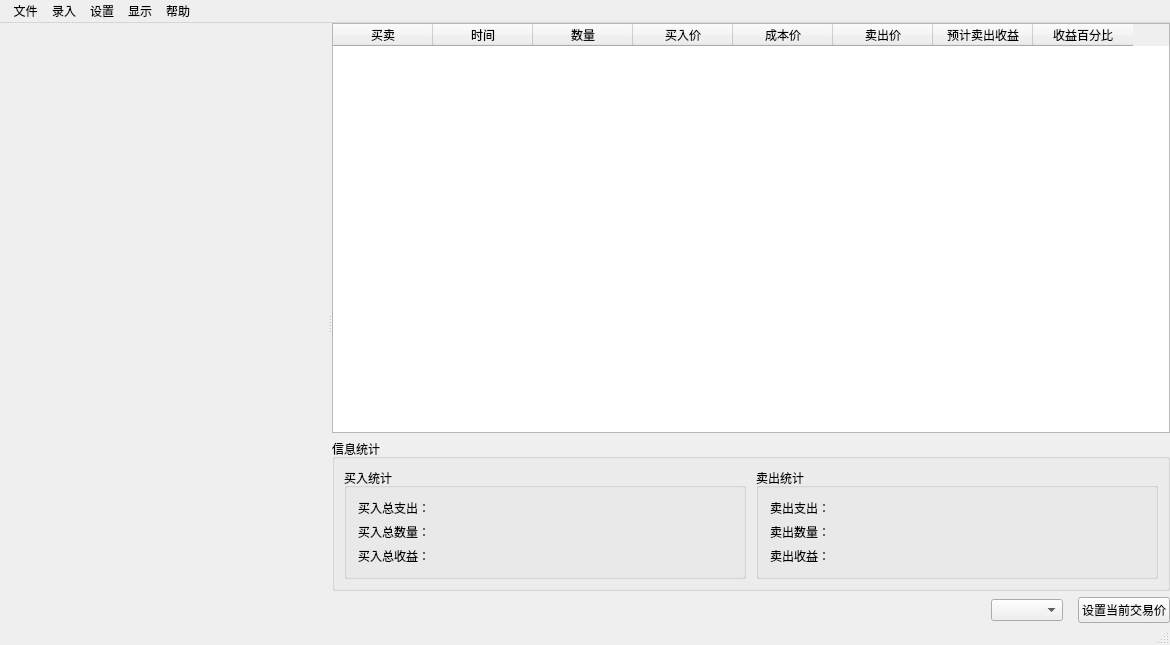
Above: UI/JKMainWin.ui from Mr-WangJin/StockTool before the change. Below: the same form after it.
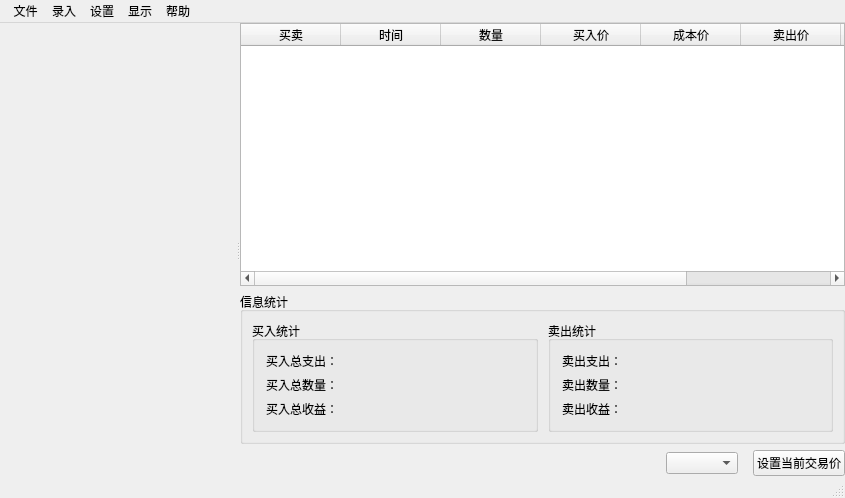
That is the form after the change. Custom widgets are drawn as their Qt base class.

```diff
--- a/UI/JKMainWin.ui
+++ b/UI/JKMainWin.ui
@@ -6,8 +6,8 @@
    <rect>
     <x>0</x>
     <y>0</y>
-    <width>1170</width>
-    <height>645</height>
+    <width>845</width>
+    <height>498</height>
    </rect>
   </property>
   <property name="windowTitle">
@@ -241,7 +241,7 @@
     <rect>
      <x>0</x>
      <y>0</y>
-     <width>1170</width>
+     <width>845</width>
      <height>23</height>
     </rect>
    </property>
```
